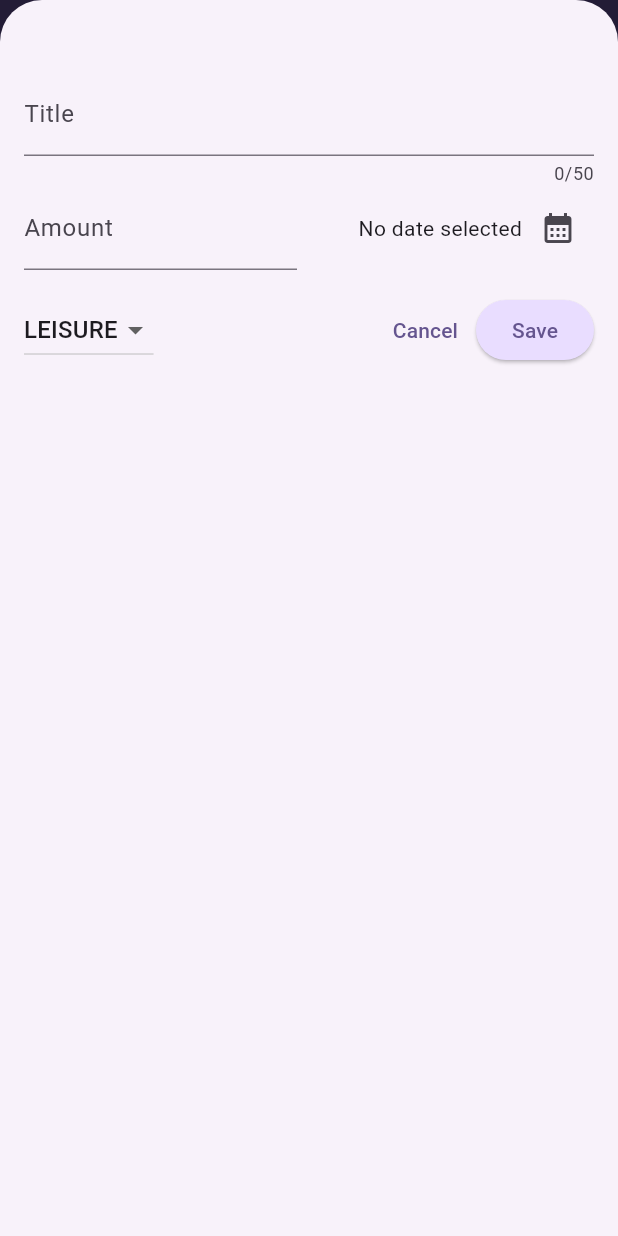
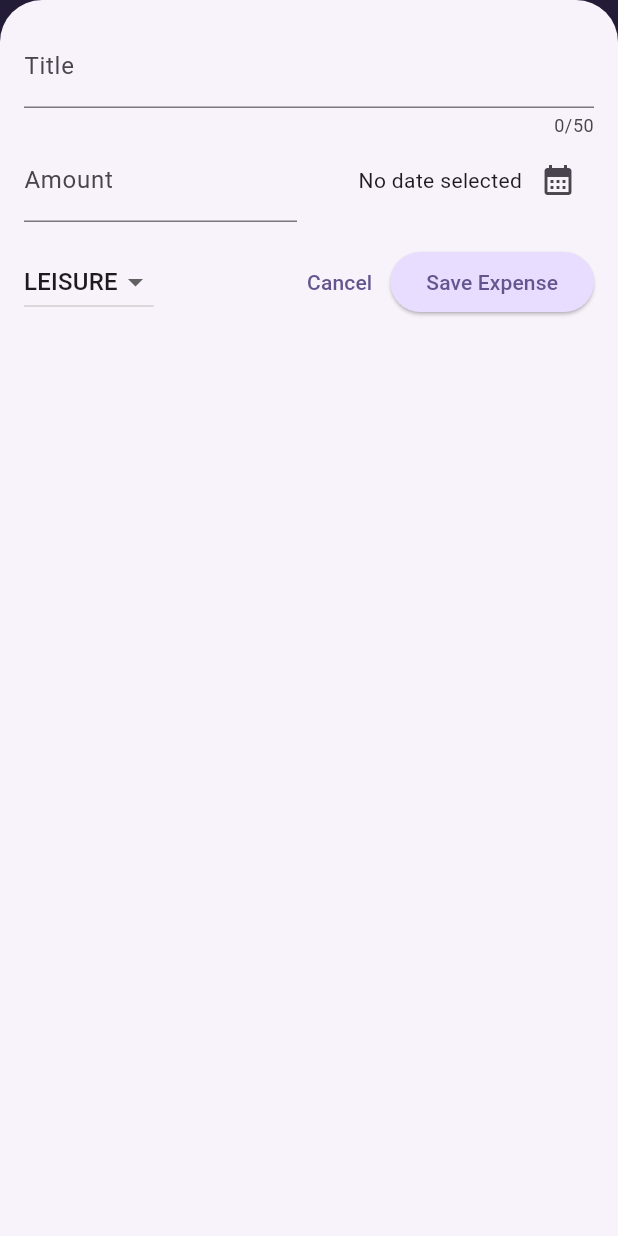
Before and after one commit to annleesw/expense-tracker-app, a Flutter app: the screen it shows after launch, after a tap on the "add" icon, on a phone screen of 412 x 824 dp. Run offline on Flutter 3.47's test engine with Material 3 defaults, Android fonts, the phone set to English and light mode, and no system bars.

Commit message:
improve app interactivity

```diff
--- a/expense_tracker_app/lib/models/expense.dart
+++ b/expense_tracker_app/lib/models/expense.dart
@@ -1,5 +1,4 @@
 import 'package:flutter/material.dart';
-
 import 'package:uuid/uuid.dart';
 import 'package:intl/intl.dart';
 
@@ -7,14 +6,12 @@ final formatter = DateFormat.yMd();
 
 const uuid = Uuid();
 
-enum Category {
-  food, leisure, travel, work
-}
+enum Category {food, leisure, travel, work}
 
 const categoryIcons = {
   Category.food: Icons.lunch_dining,
   Category.travel: Icons.flight_takeoff,
-  Category.leisure: Icons.movie,
+  Category.leisure: Icons.shopping_bag_sharp,
   Category.work: Icons.work,
 };
 
@@ -45,9 +42,9 @@ class ExpenseBucket {
   });
 
   ExpenseBucket.forCategory(List<Expense> allExpenses, this.category) //filter out expenses in a particular category
-  : expenses = allExpenses
-    .where((expense) => expense.category == category)
-    .toList();
+    : expenses = allExpenses
+      .where((expense) => expense.category == category)
+      .toList();
 
 
   final Category category;
--- a/expense_tracker_app/lib/widgets/charts/chart.dart
+++ b/expense_tracker_app/lib/widgets/charts/chart.dart
@@ -45,8 +45,8 @@ class Chart extends StatelessWidget {
         borderRadius: BorderRadius.circular(8),
         gradient: LinearGradient(
           colors: [
-            Theme.of(context).colorScheme.primary.withOpacity(0.3),
-            Theme.of(context).colorScheme.primary.withOpacity(0.0)
+            Theme.of(context).colorScheme.primary,
+            Theme.of(context).colorScheme.primary,
           ],
           begin: Alignment.bottomCenter,
           end: Alignment.topCenter,
--- a/expense_tracker_app/lib/widgets/expenses.dart
+++ b/expense_tracker_app/lib/widgets/expenses.dart
@@ -32,6 +32,7 @@ class _ExpensesState extends State<Expenses> {
 
   void _openAddExpenseOverlay() {
     showModalBottomSheet(
+      useSafeArea: true,
       isScrollControlled: true,
       context: context,
       builder: (ctx) => NewExpense(onAddExpense: _addExpense),
@@ -68,6 +69,9 @@ class _ExpensesState extends State<Expenses> {
 
   @override
   Widget build(BuildContext context) {
+    final width = MediaQuery.of(context).size.width;
+
+
     Widget mainContent = const Center(
       child: Text('No expenses found. Start adding some!'),
     );
@@ -89,14 +93,22 @@ class _ExpensesState extends State<Expenses> {
           ),
         ],
       ),
-      body: Column(
+      body: width < 600 ? Column(
         children: [
           Chart(expenses: _registeredExpenses),
           Expanded(
             child: mainContent,
           ),
         ],
-      ),
+      ) : Row(
+        children: [
+          Expanded( //constrains the child to only take as much width as available
+            child: Chart(expenses: _registeredExpenses),
+          ),
+          Expanded(
+            child: mainContent,
+          ),
+        ],)
     );
   }
 }
--- a/expense_tracker_app/lib/widgets/expenses_list/expenses_item.dart
+++ b/expense_tracker_app/lib/widgets/expenses_list/expenses_item.dart
@@ -18,19 +18,26 @@ class ExpenseItem extends StatelessWidget{
         child: Column(
           crossAxisAlignment: CrossAxisAlignment.start,
           children: [
-            Text(expense.title, style: Theme.of(context).textTheme.titleLarge,),
-            const SizedBox(height: 4,),
+            Text(
+              expense.title,
+              style: Theme.of(context).textTheme.titleLarge,
+            ),
+            const SizedBox(height: 4),
             Row(
               children: [
-                Text('\$${expense.amount.toStringAsFixed(2)}'),
-                //12.3433 => 12.34
-                const Spacer(), //space
-                Row(children: [
-                  Icon(categoryIcons[expense.category]),
-                  const SizedBox(width: 8),
-                  Text(expense.formattedDate),
-                ],),
-              ],),
+                Text(
+                  '\$${expense.amount.toStringAsFixed(2)}',
+                ),
+                const Spacer(),
+                Row(
+                  children: [
+                    Icon(categoryIcons[expense.category]),
+                    const SizedBox(width: 8),
+                    Text(expense.formattedDate),
+                  ],
+                ),
+              ],
+            ),
           ],
         ),
       ),
--- a/expense_tracker_app/lib/widgets/expenses_list/expenses_list.dart
+++ b/expense_tracker_app/lib/widgets/expenses_list/expenses_list.dart
@@ -3,11 +3,12 @@ import 'package:flutter/material.dart';
 import 'package:expense_tracker_app/models/expense.dart';
 import 'package:expense_tracker_app/widgets/expenses_list/expenses_item.dart';
 
-class ExpensesList extends StatelessWidget{
+class ExpensesList extends StatelessWidget {
   const ExpensesList({
     super.key,
     required this.expenses,
-    required this.onRemoveExpense});
+    required this.onRemoveExpense,
+  });
 
   final List<Expense> expenses;
   final void Function(Expense expense) onRemoveExpense;
@@ -19,14 +20,18 @@ class ExpensesList extends StatelessWidget{
       itemBuilder: (ctx, index) => Dismissible(
         key: ValueKey(expenses[index]),
         background: Container(
-          color: Theme.of(context).colorScheme.error, //red background container when expense gets deleted
-          margin: EdgeInsets.symmetric(horizontal: Theme.of(context).cardTheme.margin!.horizontal),
+          color: Theme.of(context).colorScheme.error,
+          margin: EdgeInsets.symmetric(
+            horizontal: Theme.of(context).cardTheme.margin!.horizontal,
+          ),
         ),
         onDismissed: (direction) {
           onRemoveExpense(expenses[index]);
         },
-        child: ExpenseItem(expenses[index])
-        ), // => is the same as return
-      );
+        child: ExpenseItem(
+          expenses[index],
+        ),
+      ),
+    );
   }
 }
--- a/expense_tracker_app/lib/widgets/new_expense.dart
+++ b/expense_tracker_app/lib/widgets/new_expense.dart
@@ -1,3 +1,7 @@
+import 'dart:io';
+
+import 'package:flutter/cupertino.dart';
+
 import 'package:flutter/material.dart';
 import 'package:intl/intl.dart';
 
@@ -36,23 +40,51 @@ class _NewExpenseState extends State<NewExpense> {
     });
   }
 
-  void _submitExpenseData() {
-    final enteredAmount = double.tryParse(_amountController.text); // typeParse('Hello') => null, tryParse('1.2') => 1.20
-    final amountIsInvalid = enteredAmount == null || enteredAmount <= 0;
-    if (_titleController.text.trim().isEmpty ||
-        amountIsInvalid ||
-        _selectedDate == null) { //check if amount/ date is filled in
+  void _showDialog() {
+    if (Platform.isIOS) {
+      showCupertinoDialog(
+          context: context,
+          builder: (ctx) => CupertinoAlertDialog(
+                title: const Text('Invalid input'),
+                content: const Text(
+                    'Please make sure a valid title, amount, date and category was entered.'),
+                actions: [
+                  TextButton(
+                    onPressed: () {
+                      Navigator.pop(ctx);
+                    },
+                    child: const Text('Okay'),
+                  ),
+                ],
+              ));
+    } else {
       showDialog(
         context: context,
         builder: (ctx) => AlertDialog(
           title: const Text('Invalid input'),
-          content: const Text('Please ensure a valid title, amount, date and category was entered.'),
+          content: const Text(
+              'Please make sure a valid title, amount, date and category was entered.'),
           actions: [
-            TextButton(onPressed: () {
+            TextButton(
+              onPressed: () {
                 Navigator.pop(ctx);
-            }, child: const Text('Okay'),
-          ),],
-        ));
+              },
+              child: const Text('Okay'),
+            ),
+          ],
+        ),
+      );
+    }
+  }
+
+  void _submitExpenseData() {
+    final enteredAmount = double.tryParse(_amountController
+        .text); // tryParse('Hello') => null, tryParse('1.12') => 1.12
+    final amountIsInvalid = enteredAmount == null || enteredAmount <= 0;
+    if (_titleController.text.trim().isEmpty ||
+        amountIsInvalid ||
+        _selectedDate == null) {
+      _showDialog();
       return;
     }
 
@@ -61,31 +93,59 @@ class _NewExpenseState extends State<NewExpense> {
         title: _titleController.text,
         amount: enteredAmount,
         date: _selectedDate!,
-        category: _selectedCategory
+        category: _selectedCategory,
       ),
     );
     Navigator.pop(context);
   }
 
   @override
-  void dispose() { //remove unnecessary memory stored by title controller
+  void dispose() {
     _titleController.dispose();
     _amountController.dispose();
     super.dispose();
   }
 
-  // var _enteredTitle = '';
-
-  // void _saveTitleInput(String inputValue) {
-  //   _enteredTitle = inputValue;
-  // }
-
   @override
   Widget build(BuildContext context) {
-    return Padding(
-      padding: const EdgeInsets.fromLTRB(16, 48, 16, 16),
+    final keyboardSpace = MediaQuery.of(context).viewInsets.bottom;
+    return LayoutBuilder(builder: (ctx, constraints) {
+      final width = constraints.maxWidth;
+
+      return SizedBox(
+        height: double.infinity,
+        child: SingleChildScrollView(
+          child: Padding(
+            padding: EdgeInsets.fromLTRB(16, 16, 16, keyboardSpace + 16),
             child: Column(
               children: [
+                if (width >= 600)
+                  Row(
+                    crossAxisAlignment: CrossAxisAlignment.start,
+                    children: [
+                      Expanded(
+                        child: TextField(
+                          controller: _titleController,
+                          maxLength: 50,
+                          decoration: const InputDecoration(
+                            label: Text('Title'),
+                          ),
+                        ),
+                      ),
+                      const SizedBox(width: 24),
+                      Expanded(
+                        child: TextField(
+                          controller: _amountController,
+                          keyboardType: TextInputType.number,
+                          decoration: const InputDecoration(
+                            prefixText: '\$ ',
+                            label: Text('Amount'),
+                          ),
+                        ),
+                      ),
+                    ],
+                  )
+                else
                   TextField(
                     controller: _titleController,
                     maxLength: 50,
@@ -93,9 +153,54 @@ class _NewExpenseState extends State<NewExpense> {
                       label: Text('Title'),
                     ),
                   ),
+                if (width >= 600)
+                  Row(children: [
+                    DropdownButton(
+                      value: _selectedCategory,
+                      items: Category.values
+                          .map(
+                            (category) => DropdownMenuItem(
+                              value: category,
+                              child: Text(
+                                category.name.toUpperCase(),
+                              ),
+                            ),
+                          )
+                          .toList(),
+                      onChanged: (value) {
+                        if (value == null) {
+                          return;
+                        }
+                        setState(() {
+                          _selectedCategory = value;
+                        });
+                      },
+                    ),
+                    const SizedBox(width: 24),
+                    Expanded(
+                      child: Row(
+                        mainAxisAlignment: MainAxisAlignment.end,
+                        crossAxisAlignment: CrossAxisAlignment.center,
+                        children: [
+                          Text(
+                            _selectedDate == null
+                                ? 'No date selected'
+                                : formatter.format(_selectedDate!),
+                          ),
+                          IconButton(
+                            onPressed: _presentDatePicker,
+                            icon: const Icon(
+                              Icons.calendar_month,
+                            ),
+                          ),
+                        ],
+                      ),
+                    ),
+                  ])
+                else
                   Row(
                     children: [
-              Expanded( //for both amount and date picker to share the row space
+                      Expanded(
                         child: TextField(
                           controller: _amountController,
                           keyboardType: TextInputType.number,
@@ -111,12 +216,15 @@ class _NewExpenseState extends State<NewExpense> {
                           mainAxisAlignment: MainAxisAlignment.end,
                           crossAxisAlignment: CrossAxisAlignment.center,
                           children: [
-                    Text(_selectedDate == null
+                            Text(
+                              _selectedDate == null
                                   ? 'No date selected'
-                    : formatter.format(_selectedDate!)), // ! after null value tells dart that the value will nvr be null
+                                  : formatter.format(_selectedDate!),
+                            ),
                             IconButton(
                               onPressed: _presentDatePicker,
-                      icon: const Icon(Icons.calendar_month
+                              icon: const Icon(
+                                Icons.calendar_month,
                               ),
                             ),
                           ],
@@ -125,6 +233,21 @@ class _NewExpenseState extends State<NewExpense> {
                     ],
                   ),
                 const SizedBox(height: 16),
+                if (width >= 600)
+                  Row(children: [
+                    const Spacer(),
+                    TextButton(
+                      onPressed: () {
+                        Navigator.pop(context);
+                      },
+                      child: const Text('Cancel'),
+                    ),
+                    ElevatedButton(
+                      onPressed: _submitExpenseData,
+                      child: const Text('Save Expense'),
+                    ),
+                  ])
+                else
                   Row(
                     children: [
                       DropdownButton(
@@ -134,18 +257,19 @@ class _NewExpenseState extends State<NewExpense> {
                               (category) => DropdownMenuItem(
                                 value: category,
                                 child: Text(
-                      category.name.toUpperCase()
+                                  category.name.toUpperCase(),
                                 ),
                               ),
-                ).toList(),
+                            )
+                            .toList(),
                         onChanged: (value) {
-                  if (value == null){
+                          if (value == null) {
                             return;
                           }
-                  setState(() { //update category state when value changes
+                          setState(() {
                             _selectedCategory = value;
                           });
-                }
+                        },
                       ),
                       const Spacer(),
                       TextButton(
@@ -156,11 +280,15 @@ class _NewExpenseState extends State<NewExpense> {
                       ),
                       ElevatedButton(
                         onPressed: _submitExpenseData,
-              child: const Text('Save'),
+                        child: const Text('Save Expense'),
                       ),
-          ],)
                     ],
                   ),
+              ],
+            ),
+          ),
+        ),
       );
+    });
   }
 }
```
Also changed, not shown: expense_tracker_app/lib/main.dart (+9 -0 lines). Lines whose indentation alone changed are shown as unchanged.
